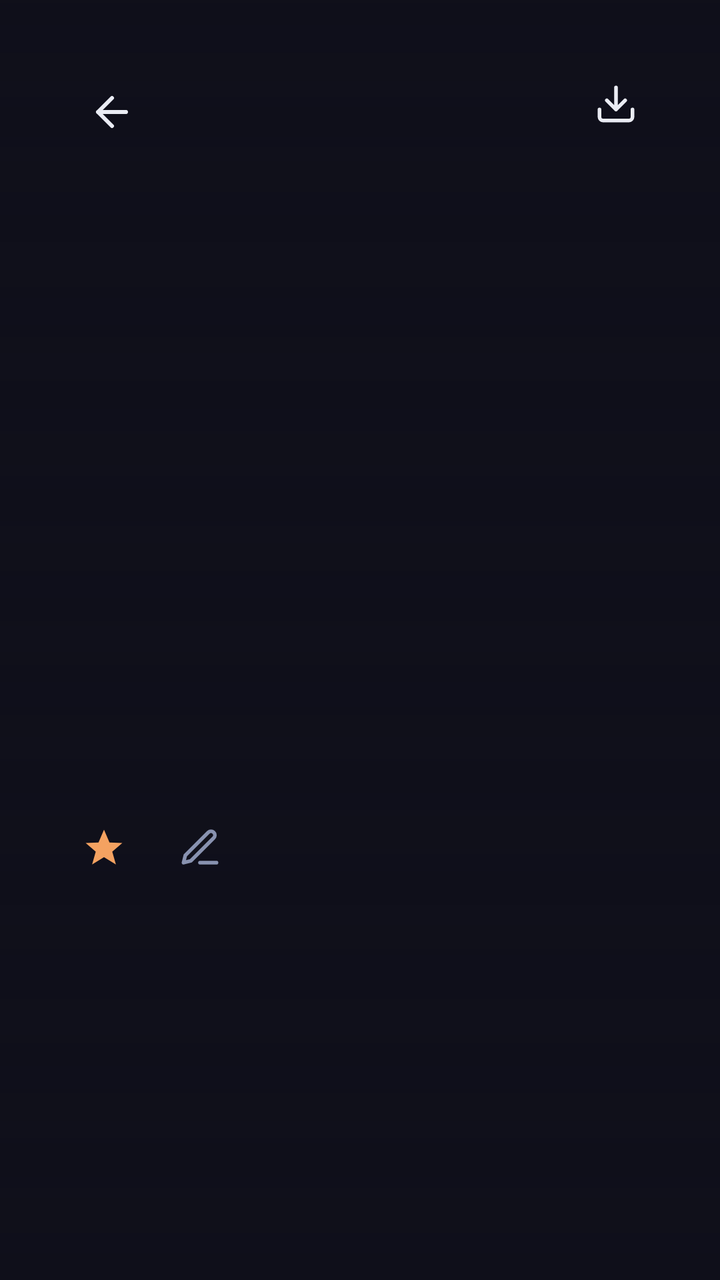
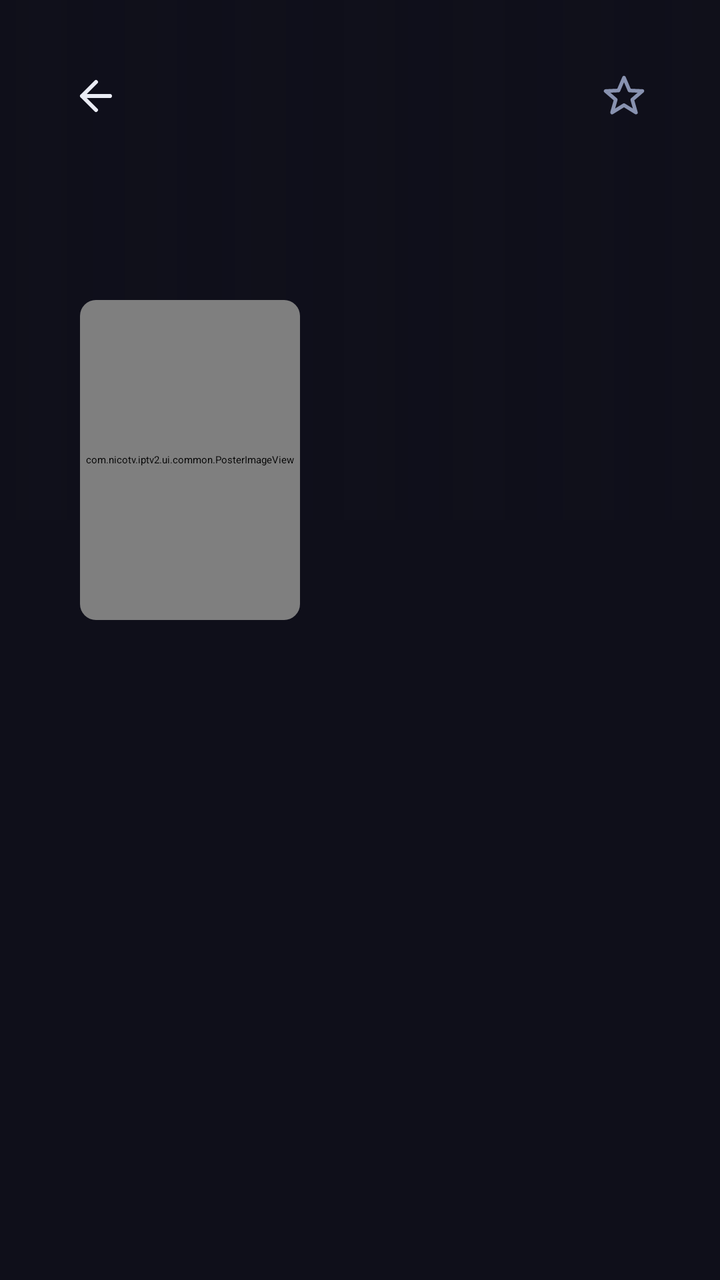

Screens rendered from an Android XML layout before and after an edit, with the pre-edit source and the edit as a unified diff.
<!-- AndroidManifest.xml: application theme Theme.IPTV -->
<!-- res/layout/activity_series_detail.xml -->
<?xml version="1.0" encoding="utf-8"?>
<FrameLayout xmlns:android="http://schemas.android.com/apk/res/android"
    android:layout_width="match_parent"
    android:layout_height="match_parent"
    android:background="@color/bg_dark">

    
    <ImageView
        android:id="@+id/iv_backdrop"
        android:layout_width="match_parent"
        android:layout_height="match_parent"
        android:scaleType="centerCrop"
        android:alpha="0.25" />

    <View
        android:layout_width="match_parent"
        android:layout_height="match_parent"
        android:background="@drawable/gradient_hero" />

    <LinearLayout
        android:layout_width="match_parent"
        android:layout_height="match_parent"
        android:orientation="horizontal">

        
        <LinearLayout
            android:layout_width="260dp"
            android:layout_height="match_parent"
            android:orientation="vertical"
            android:paddingStart="32dp"
            android:paddingTop="32dp"
            android:paddingEnd="16dp"
            android:clipChildren="false"
            android:clipToPadding="false">

            
            <FrameLayout
                android:id="@+id/btn_back"
                android:layout_width="48dp"
                android:layout_height="48dp"
                android:layout_marginBottom="16dp"
                android:focusable="true"
                android:clickable="true"
                android:clipChildren="false"
                android:clipToPadding="false"
                android:defaultFocusHighlightEnabled="false">

                <ImageView
                    android:layout_width="24dp"
                    android:layout_height="24dp"
                    android:src="@drawable/ic_pwa_back"
                    android:layout_gravity="center" />

                <com.nicotv.iptv.ui.common.RotatingBorderView
                    xmlns:app="http://schemas.android.com/apk/res-auto"
                    android:id="@+id/btn_back_ring"
                    android:layout_width="match_parent"
                    android:layout_height="match_parent"
                    android:layout_margin="3dp"
                    app:circular="true"
                    app:borderColor="@android:color/white"
                    android:visibility="invisible" />

            </FrameLayout>

            <ScrollView
                android:layout_width="match_parent"
                android:layout_height="match_parent"
                android:scrollbars="none">

                <LinearLayout
                    android:layout_width="match_parent"
                    android:layout_height="wrap_content"
                    android:orientation="vertical">

                    <ImageView
                        android:id="@+id/iv_poster"
                        android:layout_width="160dp"
                        android:layout_height="234dp"
                        android:scaleType="centerCrop" />

                    <TextView
                        android:id="@+id/tv_title"
                        android:layout_width="match_parent"
                        android:layout_height="wrap_content"
                        android:layout_marginTop="16dp"
                        android:textColor="@color/text_primary"
                        android:textSize="18sp"
                        android:textStyle="bold" />

                    <TextView
                        android:id="@+id/tv_meta"
                        android:layout_width="match_parent"
                        android:layout_height="wrap_content"
                        android:layout_marginTop="4dp"
                        android:textColor="@color/text_secondary"
                        android:textSize="13sp" />

                    
                    <LinearLayout
                        android:layout_width="match_parent"
                        android:layout_height="wrap_content"
                        android:layout_marginTop="12dp"
                        android:orientation="horizontal"
                        android:clipChildren="false"
                        android:clipToPadding="false">

                        <FrameLayout
                            android:id="@+id/btn_favorite"
                            android:layout_width="40dp"
                            android:layout_height="40dp"
                            android:layout_marginEnd="8dp"
                            android:focusable="true"
                            android:clickable="true">

                            <ImageView
                                android:id="@+id/iv_favorite"
                                android:layout_width="22dp"
                                android:layout_height="22dp"
                                android:src="@drawable/ic_favorite_filled"
                                android:layout_gravity="center" />

                        </FrameLayout>

                        <FrameLayout
                            android:id="@+id/btn_relink_tmdb"
                            android:layout_width="40dp"
                            android:layout_height="40dp"
                            android:focusable="true"
                            android:clickable="true">

                            <ImageView
                                android:layout_width="22dp"
                                android:layout_height="22dp"
                                android:src="@drawable/ic_pwa_edit"
                                android:layout_gravity="center" />

                        </FrameLayout>

                    </LinearLayout>

                    <TextView
                        android:id="@+id/tv_overview"
                        android:layout_width="match_parent"
                        android:layout_height="wrap_content"
                        android:layout_marginTop="8dp"
                        android:layout_marginBottom="24dp"
                        android:textColor="@color/text_secondary"
                        android:textSize="13sp"
                        android:lineSpacingExtra="2dp" />

                </LinearLayout>
            </ScrollView>

        </LinearLayout>

        
        <LinearLayout
            android:layout_width="0dp"
            android:layout_height="match_parent"
            android:layout_weight="1"
            android:orientation="vertical"
            android:paddingTop="32dp"
            android:paddingEnd="32dp">

            <LinearLayout
                android:layout_width="match_parent"
                android:layout_height="wrap_content"
                android:orientation="horizontal"
                android:gravity="center_vertical">

                <androidx.recyclerview.widget.RecyclerView
                    android:id="@+id/rv_seasons"
                    android:layout_width="0dp"
                    android:layout_height="wrap_content"
                    android:layout_weight="1"
                    android:clipToPadding="false" />

                <FrameLayout
                    android:id="@+id/btn_download_season"
                    android:layout_width="40dp"
                    android:layout_height="40dp"
                    android:layout_marginStart="8dp"
                    android:focusable="true"
                    android:clickable="true"
                    android:background="?android:attr/selectableItemBackgroundBorderless">

                    <ImageView
                        android:layout_width="22dp"
                        android:layout_height="22dp"
                        android:layout_gravity="center"
                        android:src="@drawable/ic_download"
                        app:tint="@color/text_secondary"
                        xmlns:app="http://schemas.android.com/apk/res-auto" />

                </FrameLayout>

            </LinearLayout>

            <TextView
                android:id="@+id/tv_empty"
                android:layout_width="match_parent"
                android:layout_height="wrap_content"
                android:layout_marginTop="40dp"
                android:gravity="center"
                android:text="@string/series_empty_title"
                android:textColor="@color/text_secondary"
                android:textSize="16sp"
                android:visibility="gone" />

            <androidx.recyclerview.widget.RecyclerView
                android:id="@+id/rv_episodes"
                android:layout_width="match_parent"
                android:layout_height="match_parent"
                android:paddingBottom="32dp"
                android:clipToPadding="false" />

        </LinearLayout>

    </LinearLayout>

</FrameLayout>
<!-- resources referenced by this layout -->
<resources>
  <color name="bg_dark">#0F0F1A</color>
  <color name="text_primary">#EAECF4</color>
  <color name="text_secondary">#8892B0</color>
  <!-- drawable gradient_hero (drawable) -->
  <?xml version="1.0" encoding="utf-8"?>
  <shape xmlns:android="http://schemas.android.com/apk/res/android">
      <gradient
          android:type="linear"
          android:angle="270"
          android:startColor="#E60F0F1A"
          android:endColor="#000F0F1A" />
  </shape>
  <!-- drawable ic_download (drawable) -->
  <?xml version="1.0" encoding="utf-8"?>
  <vector xmlns:android="http://schemas.android.com/apk/res/android"
      android:width="24dp" android:height="24dp"
      android:viewportWidth="24" android:viewportHeight="24">
      <path android:strokeColor="#EAECF4" android:strokeWidth="2" android:fillColor="#00000000"
          android:strokeLineCap="round" android:strokeLineJoin="round"
          android:pathData="M21,15 v4 a2,2 0 0 1 -2,2 H5 a2,2 0 0 1 -2,-2 v-4 M7,10 l5,5 5,-5 M12,15 V3" />
  </vector>
  <!-- drawable ic_favorite_filled (drawable) -->
  <?xml version="1.0" encoding="utf-8"?>
  <vector xmlns:android="http://schemas.android.com/apk/res/android"
      android:width="24dp" android:height="24dp"
      android:viewportWidth="24" android:viewportHeight="24">
      <path android:fillColor="#F4A261"
          android:pathData="M12,2 L15,9 L22,9.3 L16.5,14 L18.5,21 L12,17 L5.5,21 L7.5,14 L2,9.3 L9,9 Z" />
  </vector>
  <!-- drawable ic_pwa_back (drawable) -->
  <?xml version="1.0" encoding="utf-8"?>
  <vector xmlns:android="http://schemas.android.com/apk/res/android"
      android:width="24dp" android:height="24dp"
      android:viewportWidth="24" android:viewportHeight="24">
      <path android:strokeColor="#EAECF4" android:strokeWidth="2" android:fillColor="#00000000"
          android:strokeLineCap="round" android:strokeLineJoin="round"
          android:pathData="M19,12 H5 M12,19 l-7,-7 l7,-7" />
  </vector>
  <!-- drawable ic_pwa_edit (drawable) -->
  <?xml version="1.0" encoding="utf-8"?>
  <vector xmlns:android="http://schemas.android.com/apk/res/android"
      android:width="24dp" android:height="24dp"
      android:viewportWidth="24" android:viewportHeight="24">
      <path android:strokeColor="#8892B0" android:strokeWidth="2" android:fillColor="#00000000"
          android:strokeLineCap="round" android:strokeLineJoin="round"
          android:pathData="M12,20 h9 M16.5,3.5 a2.1,2.1 0 0 1 3,3 L7,19 l-4,1 l1,-4 z" />
  </vector>
  <string name="series_empty_title">Aucune série trouvée</string>
  <style name="Theme.IPTV" parent="Theme.Leanback">
          <item name="android:windowBackground">@color/bg_dark</item>
          <item name="colorPrimary">@color/accent</item>
          <item name="colorAccent">@color/accent</item>
          <item name="android:textColorPrimary">@color/text_primary</item>
          <item name="android:textColorSecondary">@color/text_secondary</item>
          <item name="android:editTextColor">@color/text_primary</item>
          <item name="android:colorControlActivated">@color/accent</item>
          <item name="android:colorControlHighlight">#334361EE</item>
      </style>
  <color name="accent">#4361EE</color>
</resources>

<!-- the commit's change to res/layout/activity_series_detail.xml (unified diff, before → after) -->
@@ -1,222 +1,175 @@
 <?xml version="1.0" encoding="utf-8"?>
 <FrameLayout xmlns:android="http://schemas.android.com/apk/res/android"
+    xmlns:app="http://schemas.android.com/apk/res-auto"
     android:layout_width="match_parent"
     android:layout_height="match_parent"
     android:background="@color/bg_dark">
 
-    
     <ImageView
         android:id="@+id/iv_backdrop"
         android:layout_width="match_parent"
-        android:layout_height="match_parent"
+        android:layout_height="260dp"
         android:scaleType="centerCrop"
-        android:alpha="0.25" />
+        android:alpha="0.55" />
 
     <View
         android:layout_width="match_parent"
-        android:layout_height="match_parent"
-        android:background="@drawable/gradient_hero" />
+        android:layout_height="260dp"
+        android:background="@drawable/gradient_detail" />
+
+    <FrameLayout
+        android:id="@+id/btn_back"
+        android:layout_width="48dp"
+        android:layout_height="48dp"
+        android:layout_margin="24dp"
+        android:focusable="true"
+        android:clickable="true"
+        android:clipChildren="false"
+        android:clipToPadding="false"
+        android:defaultFocusHighlightEnabled="false">
+
+        <ImageView
+            android:layout_width="24dp"
+            android:layout_height="24dp"
+            android:layout_gravity="center"
+            android:src="@drawable/ic_pwa_back"
+            app:tint="@android:color/white" />
+
+        <com.nicotv.iptv2.ui.common.RotatingBorderView
+            android:id="@+id/btn_back_ring"
+            android:layout_width="match_parent"
+            android:layout_height="match_parent"
+            app:circular="true"
+            app:borderColor="@android:color/white"
+            android:visibility="invisible" />
+    </FrameLayout>
+
+    <FrameLayout
+        android:id="@+id/btn_favorite"
+        android:layout_width="48dp"
+        android:layout_height="48dp"
+        android:layout_gravity="top|end"
+        android:layout_margin="24dp"
+        android:focusable="true"
+        android:clickable="true"
+        android:clipChildren="false"
+        android:clipToPadding="false">
+
+        <ImageView
+            android:id="@+id/iv_favorite"
+            android:layout_width="22dp"
+            android:layout_height="22dp"
+            android:layout_gravity="center"
+            android:src="@drawable/ic_favorite_border"
+            app:tint="@android:color/white" />
+
+        <com.nicotv.iptv2.ui.common.RotatingBorderView
+            android:id="@+id/btn_favorite_ring"
+            android:layout_width="match_parent"
+            android:layout_height="match_parent"
+            app:circular="true"
+            app:borderColor="@android:color/white"
+            android:visibility="invisible" />
+    </FrameLayout>
 
     <LinearLayout
         android:layout_width="match_parent"
         android:layout_height="match_parent"
-        android:orientation="horizontal">
+        android:orientation="vertical"
+        android:paddingTop="150dp">
+
+        <LinearLayout
+            android:layout_width="match_parent"
+            android:layout_height="wrap_content"
+            android:orientation="horizontal"
+            android:paddingStart="40dp"
+            android:paddingEnd="40dp"
+            android:gravity="bottom">
+
+            <androidx.cardview.widget.CardView
+                android:layout_width="110dp"
+                android:layout_height="160dp"
+                android:layout_marginEnd="20dp"
+                app:cardCornerRadius="8dp"
+                app:cardElevation="10dp"
+                app:cardBackgroundColor="@color/bg_card">
+
+                <com.nicotv.iptv2.ui.common.PosterImageView
+                    android:id="@+id/iv_poster"
+                    android:layout_width="match_parent"
+                    android:layout_height="match_parent"
+                    android:scaleType="centerCrop" />
+            </androidx.cardview.widget.CardView>
+
+            <LinearLayout
+                android:layout_width="0dp"
+                android:layout_height="wrap_content"
+                android:layout_weight="1"
+                android:orientation="vertical">
+
+                <TextView
+                    android:id="@+id/tv_title"
+                    android:layout_width="match_parent"
+                    android:layout_height="wrap_content"
+                    android:textColor="@android:color/white"
+                    android:textSize="24sp"
+                    android:textStyle="bold"
+                    android:maxLines="2"
+                    android:ellipsize="end" />
+
+                <TextView
+                    android:id="@+id/tv_meta"
+                    android:layout_width="match_parent"
+                    android:layout_height="wrap_content"
+                    android:layout_marginTop="6dp"
+                    android:textColor="@color/text_secondary"
+                    android:textSize="13sp" />
+            </LinearLayout>
+        </LinearLayout>
+
+        <TextView
+            android:id="@+id/tv_overview"
+            android:layout_width="match_parent"
+            android:layout_height="wrap_content"
+            android:layout_marginTop="14dp"
+            android:paddingStart="40dp"
+            android:paddingEnd="40dp"
+            android:textColor="@color/text_primary"
+            android:textSize="13sp"
+            android:maxLines="3"
+            android:ellipsize="end" />
 
         
-        <LinearLayout
-            android:layout_width="260dp"
-            android:layout_height="match_parent"
-            android:orientation="vertical"
-            android:paddingStart="32dp"
-            android:paddingTop="32dp"
-            android:paddingEnd="16dp"
-            android:clipChildren="false"
-            android:clipToPadding="false">
+        <androidx.recyclerview.widget.RecyclerView
+            android:id="@+id/rv_seasons"
+            android:layout_width="match_parent"
+            android:layout_height="wrap_content"
+            android:layout_marginTop="18dp"
+            android:paddingStart="40dp"
+            android:paddingEnd="40dp"
+            android:clipToPadding="false"
+            android:orientation="horizontal"
+            app:layoutManager="androidx.recyclerview.widget.LinearLayoutManager" />
 
-            
-            <FrameLayout
-                android:id="@+id/btn_back"
-                android:layout_width="48dp"
-                android:layout_height="48dp"
-                android:layout_marginBottom="16dp"
-                android:focusable="true"
-                android:clickable="true"
-                android:clipChildren="false"
-                android:clipToPadding="false"
-                android:defaultFocusHighlightEnabled="false">
+        <ProgressBar
+            android:id="@+id/progress_loading"
+            android:layout_width="wrap_content"
+            android:layout_height="wrap_content"
+            android:layout_gravity="center"
+            android:layout_marginTop="40dp"
+            android:visibility="gone" />
 
-                <ImageView
-                    android:layout_width="24dp"
-                    android:layout_height="24dp"
-                    android:src="@drawable/ic_pwa_back"
-                    android:layout_gravity="center" />
-
-                <com.nicotv.iptv.ui.common.RotatingBorderView
-                    xmlns:app="http://schemas.android.com/apk/res-auto"
-                    android:id="@+id/btn_back_ring"
-                    android:layout_width="match_parent"
-                    android:layout_height="match_parent"
-                    android:layout_margin="3dp"
-                    app:circular="true"
-                    app:borderColor="@android:color/white"
-                    android:visibility="invisible" />
-
-            </FrameLayout>
-
-            <ScrollView
-                android:layout_width="match_parent"
-                android:layout_height="match_parent"
-                android:scrollbars="none">
-
-                <LinearLayout
-                    android:layout_width="match_parent"
-                    android:layout_height="wrap_content"
-                    android:orientation="vertical">
-
-                    <ImageView
-                        android:id="@+id/iv_poster"
-                        android:layout_width="160dp"
-                        android:layout_height="234dp"
-                        android:scaleType="centerCrop" />
-
-                    <TextView
-                        android:id="@+id/tv_title"
-                        android:layout_width="match_parent"
-                        android:layout_height="wrap_content"
-                        android:layout_marginTop="16dp"
-                        android:textColor="@color/text_primary"
-                        android:textSize="18sp"
-                        android:textStyle="bold" />
-
-                    <TextView
-                        android:id="@+id/tv_meta"
-                        android:layout_width="match_parent"
-                        android:layout_height="wrap_content"
-                        android:layout_marginTop="4dp"
-                        android:textColor="@color/text_secondary"
-                        android:textSize="13sp" />
-
-                    
-                    <LinearLayout
-                        android:layout_width="match_parent"
-                        android:layout_height="wrap_content"
-                        android:layout_marginTop="12dp"
-                        android:orientation="horizontal"
-                        android:clipChildren="false"
-                        android:clipToPadding="false">
-
-                        <FrameLayout
-                            android:id="@+id/btn_favorite"
-                            android:layout_width="40dp"
-                            android:layout_height="40dp"
-                            android:layout_marginEnd="8dp"
-                            android:focusable="true"
-                            android:clickable="true">
-
-                            <ImageView
-                                android:id="@+id/iv_favorite"
-                                android:layout_width="22dp"
-                                android:layout_height="22dp"
-                                android:src="@drawable/ic_favorite_filled"
-                                android:layout_gravity="center" />
-
-                        </FrameLayout>
-
-                        <FrameLayout
-                            android:id="@+id/btn_relink_tmdb"
-                            android:layout_width="40dp"
-                            android:layout_height="40dp"
-                            android:focusable="true"
-                            android:clickable="true">
-
-                            <ImageView
-                                android:layout_width="22dp"
-                                android:layout_height="22dp"
-                                android:src="@drawable/ic_pwa_edit"
-                                android:layout_gravity="center" />
-
-                        </FrameLayout>
-
-                    </LinearLayout>
-
-                    <TextView
-                        android:id="@+id/tv_overview"
-                        android:layout_width="match_parent"
-                        android:layout_height="wrap_content"
-                        android:layout_marginTop="8dp"
-                        android:layout_marginBottom="24dp"
-                        android:textColor="@color/text_secondary"
-                        android:textSize="13sp"
-                        android:lineSpacingExtra="2dp" />
-
-                </LinearLayout>
-            </ScrollView>
-
-        </LinearLayout>
-
-        
-        <LinearLayout
-            android:layout_width="0dp"
-            android:layout_height="match_parent"
+        <androidx.recyclerview.widget.RecyclerView
+            android:id="@+id/rv_episodes"
+            android:layout_width="match_parent"
+            android:layout_height="0dp"
             android:layout_weight="1"
-            android:orientation="vertical"
-            android:paddingTop="32dp"
-            android:paddingEnd="32dp">
-
-            <LinearLayout
-                android:layout_width="match_parent"
-                android:layout_height="wrap_content"
-                android:orientation="horizontal"
-                android:gravity="center_vertical">
-
-                <androidx.recyclerview.widget.RecyclerView
-                    android:id="@+id/rv_seasons"
-                    android:layout_width="0dp"
-                    android:layout_height="wrap_content"
-                    android:layout_weight="1"
-                    android:clipToPadding="false" />
-
-                <FrameLayout
-                    android:id="@+id/btn_download_season"
-                    android:layout_width="40dp"
-                    android:layout_height="40dp"
-                    android:layout_marginStart="8dp"
-                    android:focusable="true"
-                    android:clickable="true"
-                    android:background="?android:attr/selectableItemBackgroundBorderless">
-
-                    <ImageView
-                        android:layout_width="22dp"
-                        android:layout_height="22dp"
-                        android:layout_gravity="center"
-                        android:src="@drawable/ic_download"
-                        app:tint="@color/text_secondary"
-                        xmlns:app="http://schemas.android.com/apk/res-auto" />
-
-                </FrameLayout>
-
-            </LinearLayout>
-
-            <TextView
-                android:id="@+id/tv_empty"
-                android:layout_width="match_parent"
-                android:layout_height="wrap_content"
-                android:layout_marginTop="40dp"
-                android:gravity="center"
-                android:text="@string/series_empty_title"
-                android:textColor="@color/text_secondary"
-                android:textSize="16sp"
-                android:visibility="gone" />
-
-            <androidx.recyclerview.widget.RecyclerView
-                android:id="@+id/rv_episodes"
-                android:layout_width="match_parent"
-                android:layout_height="match_parent"
-                android:paddingBottom="32dp"
-                android:clipToPadding="false" />
-
-        </LinearLayout>
-
+            android:layout_marginTop="12dp"
+            android:paddingStart="40dp"
+            android:paddingEnd="40dp"
+            android:paddingBottom="24dp"
+            android:clipToPadding="false"
+            app:layoutManager="androidx.recyclerview.widget.LinearLayoutManager" />
     </LinearLayout>
 
 </FrameLayout>
<!-- resource entries referenced after the edit -->
@@ -1,32 +1,25 @@
 <!-- resources referenced by this layout -->
 <resources>
+  <color name="bg_card">#1C1C2E</color>
   <color name="bg_dark">#0F0F1A</color>
   <color name="text_primary">#EAECF4</color>
   <color name="text_secondary">#8892B0</color>
-  <!-- drawable gradient_hero (drawable) -->
+  <!-- drawable gradient_detail (drawable) -->
   <?xml version="1.0" encoding="utf-8"?>
   <shape xmlns:android="http://schemas.android.com/apk/res/android">
       <gradient
           android:type="linear"
-          android:angle="270"
-          android:startColor="#E60F0F1A"
-          android:endColor="#000F0F1A" />
+          android:angle="0"
+          android:startColor="#F00F0F1A"
+          android:endColor="#800F0F1A" />
   </shape>
-  <!-- drawable ic_download (drawable) -->
+  <!-- drawable ic_favorite_border (drawable) -->
   <?xml version="1.0" encoding="utf-8"?>
   <vector xmlns:android="http://schemas.android.com/apk/res/android"
       android:width="24dp" android:height="24dp"
       android:viewportWidth="24" android:viewportHeight="24">
-      <path android:strokeColor="#EAECF4" android:strokeWidth="2" android:fillColor="#00000000"
+      <path android:strokeColor="#8892B0" android:strokeWidth="2" android:fillColor="#00000000"
           android:strokeLineCap="round" android:strokeLineJoin="round"
-          android:pathData="M21,15 v4 a2,2 0 0 1 -2,2 H5 a2,2 0 0 1 -2,-2 v-4 M7,10 l5,5 5,-5 M12,15 V3" />
-  </vector>
-  <!-- drawable ic_favorite_filled (drawable) -->
-  <?xml version="1.0" encoding="utf-8"?>
-  <vector xmlns:android="http://schemas.android.com/apk/res/android"
-      android:width="24dp" android:height="24dp"
-      android:viewportWidth="24" android:viewportHeight="24">
-      <path android:fillColor="#F4A261"
           android:pathData="M12,2 L15,9 L22,9.3 L16.5,14 L18.5,21 L12,17 L5.5,21 L7.5,14 L2,9.3 L9,9 Z" />
   </vector>
   <!-- drawable ic_pwa_back (drawable) -->
@@ -38,16 +31,6 @@
           android:strokeLineCap="round" android:strokeLineJoin="round"
           android:pathData="M19,12 H5 M12,19 l-7,-7 l7,-7" />
   </vector>
-  <!-- drawable ic_pwa_edit (drawable) -->
-  <?xml version="1.0" encoding="utf-8"?>
-  <vector xmlns:android="http://schemas.android.com/apk/res/android"
-      android:width="24dp" android:height="24dp"
-      android:viewportWidth="24" android:viewportHeight="24">
-      <path android:strokeColor="#8892B0" android:strokeWidth="2" android:fillColor="#00000000"
-          android:strokeLineCap="round" android:strokeLineJoin="round"
-          android:pathData="M12,20 h9 M16.5,3.5 a2.1,2.1 0 0 1 3,3 L7,19 l-4,1 l1,-4 z" />
-  </vector>
-  <string name="series_empty_title">Aucune série trouvée</string>
   <style name="Theme.IPTV" parent="Theme.Leanback">
           <item name="android:windowBackground">@color/bg_dark</item>
           <item name="colorPrimary">@color/accent</item>
